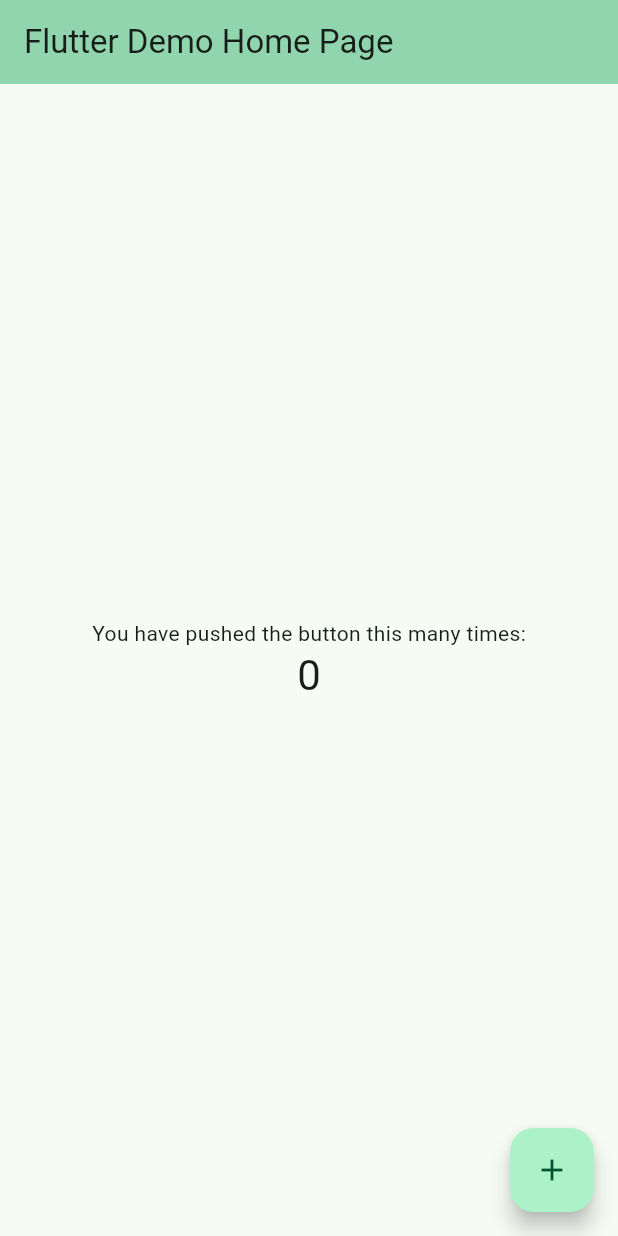
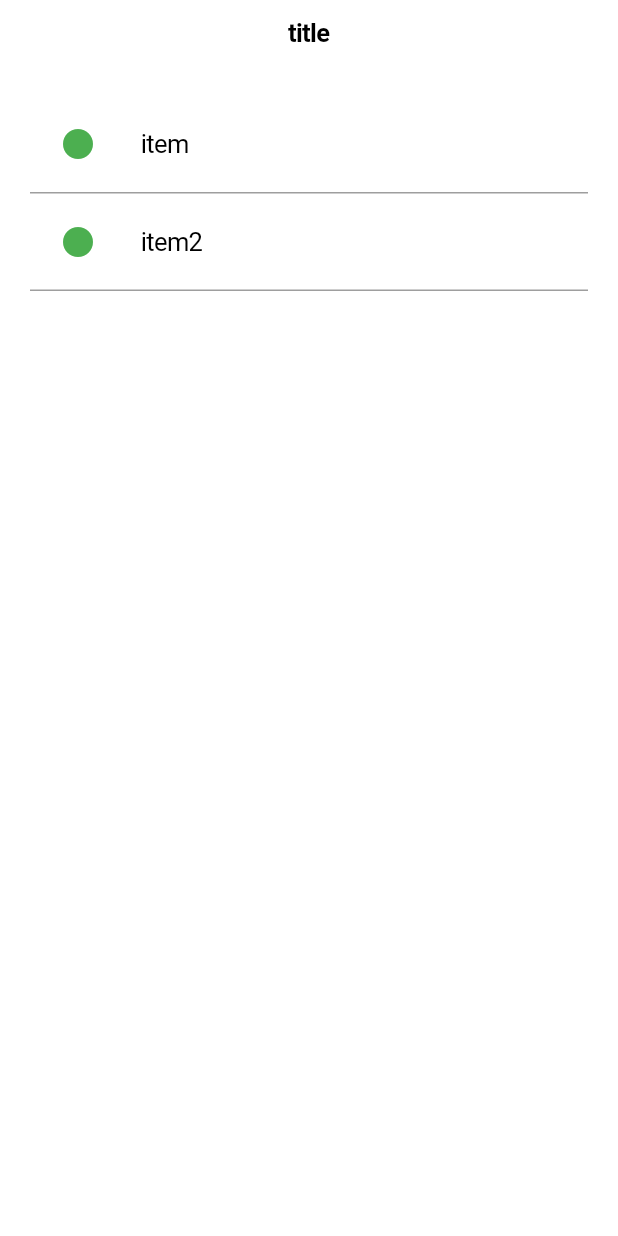
Before and after one commit to takumi3110/simpletodo, a Flutter app: the screen it shows after launch, on a phone screen of 412 x 824 dp. Run offline on Flutter 3.47's test engine with Material 3 defaults, Android fonts, the phone set to English and light mode, and no system bars.

Commit message:
add: Dismissible list

```diff
--- a/lib/main.dart
+++ b/lib/main.dart
@@ -1,4 +1,5 @@
-import 'package:flutter/material.dart';
+import 'package:flutter/cupertino.dart';
+import 'package:simpletodo/view/list_page.dart';
 
 void main() {
   runApp(const MyApp());
@@ -10,116 +11,120 @@ class MyApp extends StatelessWidget {
   // This widget is the root of your application.
   @override
   Widget build(BuildContext context) {
-    return MaterialApp(
-      title: 'Flutter Demo',
-      theme: ThemeData(
-        // This is the theme of your application.
-        //
-        // TRY THIS: Try running your application with "flutter run". You'll see
-        // the application has a purple toolbar. Then, without quitting the app,
-        // try changing the seedColor in the colorScheme below to Colors.green
-        // and then invoke "hot reload" (save your changes or press the "hot
-        // reload" button in a Flutter-supported IDE, or press "r" if you used
-        // the command line to start the app).
-        //
-        // Notice that the counter didn't reset back to zero; the application
-        // state is not lost during the reload. To reset the state, use hot
-        // restart instead.
-        //
-        // This works for code too, not just values: Most code changes can be
-        // tested with just a hot reload.
-        colorScheme: ColorScheme.fromSeed(seedColor: Colors.greenAccent),
-        useMaterial3: true,
-      ),
-      home: const MyHomePage(title: 'Flutter Demo Home Page'),
+    // return MaterialApp(
+    //   title: 'Flutter Demo',
+    //   theme: ThemeData(
+    //     // This is the theme of your application.
+    //     //
+    //     // TRY THIS: Try running your application with "flutter run". You'll see
+    //     // the application has a purple toolbar. Then, without quitting the app,
+    //     // try changing the seedColor in the colorScheme below to Colors.green
+    //     // and then invoke "hot reload" (save your changes or press the "hot
+    //     // reload" button in a Flutter-supported IDE, or press "r" if you used
+    //     // the command line to start the app).
+    //     //
+    //     // Notice that the counter didn't reset back to zero; the application
+    //     // state is not lost during the reload. To reset the state, use hot
+    //     // restart instead.
+    //     //
+    //     // This works for code too, not just values: Most code changes can be
+    //     // tested with just a hot reload.
+    //     colorScheme: ColorScheme.fromSeed(seedColor: Colors.greenAccent),
+    //     useMaterial3: true,
+    //   ),
+    //   home: const MyHomePage(title: 'Flutter Demo Home Page'),
+    // );
+    return const CupertinoApp(
+      title: 'simpleTodo',
+      home: ListPage(),
     );
   }
 }
 
-class MyHomePage extends StatefulWidget {
-  const MyHomePage({super.key, required this.title});
-
-  // This widget is the home page of your application. It is stateful, meaning
-  // that it has a State object (defined below) that contains fields that affect
-  // how it looks.
-
-  // This class is the configuration for the state. It holds the values (in this
-  // case the title) provided by the parent (in this case the App widget) and
-  // used by the build method of the State. Fields in a Widget subclass are
-  // always marked "final".
-
-  final String title;
-
-  @override
-  State<MyHomePage> createState() => _MyHomePageState();
-}
-
-class _MyHomePageState extends State<MyHomePage> {
-  int _counter = 0;
-
-  void _incrementCounter() {
-    setState(() {
-      // This call to setState tells the Flutter framework that something has
-      // changed in this State, which causes it to rerun the build method below
-      // so that the display can reflect the updated values. If we changed
-      // _counter without calling setState(), then the build method would not be
-      // called again, and so nothing would appear to happen.
-      _counter++;
-    });
-  }
-
-  @override
-  Widget build(BuildContext context) {
-    // This method is rerun every time setState is called, for instance as done
-    // by the _incrementCounter method above.
-    //
-    // The Flutter framework has been optimized to make rerunning build methods
-    // fast, so that you can just rebuild anything that needs updating rather
-    // than having to individually change instances of widgets.
-    return Scaffold(
-      appBar: AppBar(
-        // TRY THIS: Try changing the color here to a specific color (to
-        // Colors.amber, perhaps?) and trigger a hot reload to see the AppBar
-        // change color while the other colors stay the same.
-        backgroundColor: Theme.of(context).colorScheme.inversePrimary,
-        // Here we take the value from the MyHomePage object that was created by
-        // the App.build method, and use it to set our appbar title.
-        title: Text(widget.title),
-      ),
-      body: Center(
-        // Center is a layout widget. It takes a single child and positions it
-        // in the middle of the parent.
-        child: Column(
-          // Column is also a layout widget. It takes a list of children and
-          // arranges them vertically. By default, it sizes itself to fit its
-          // children horizontally, and tries to be as tall as its parent.
-          //
-          // Column has various properties to control how it sizes itself and
-          // how it positions its children. Here we use mainAxisAlignment to
-          // center the children vertically; the main axis here is the vertical
-          // axis because Columns are vertical (the cross axis would be
-          // horizontal).
-          //
-          // TRY THIS: Invoke "debug painting" (choose the "Toggle Debug Paint"
-          // action in the IDE, or press "p" in the console), to see the
-          // wireframe for each widget.
-          mainAxisAlignment: MainAxisAlignment.center,
-          children: <Widget>[
-            const Text(
-              'You have pushed the button this many times:',
-            ),
-            Text(
-              '$_counter',
-              style: Theme.of(context).textTheme.headlineMedium,
-            ),
-          ],
-        ),
-      ),
-      floatingActionButton: FloatingActionButton(
-        onPressed: _incrementCounter,
-        tooltip: 'Increment',
-        child: const Icon(Icons.add),
-      ), // This trailing comma makes auto-formatting nicer for build methods.
-    );
-  }
-}
+// class RootPage extends StatefulWidget {
+//   const RootPage({super.key, required this.title});
+//
+//   // This widget is the home page of your application. It is stateful, meaning
+//   // that it has a State object (defined below) that contains fields that affect
+//   // how it looks.
+//
+//   // This class is the configuration for the state. It holds the values (in this
+//   // case the title) provided by the parent (in this case the App widget) and
+//   // used by the build method of the State. Fields in a Widget subclass are
+//   // always marked "final".
+//
+//   final String title;
+//
+//   @override
+//   State<RootPage> createState() => _RootPageState();
+// }
+//
+// class _RootPageState extends State<RootPage> {
+//   int _counter = 0;
+//
+//   void _incrementCounter() {
+//     setState(() {
+//       // This call to setState tells the Flutter framework that something has
+//       // changed in this State, which causes it to rerun the build method below
+//       // so that the display can reflect the updated values. If we changed
+//       // _counter without calling setState(), then the build method would not be
+//       // called again, and so nothing would appear to happen.
+//       _counter++;
+//     });
+//   }
+//
+//   @override
+//   Widget build(BuildContext context) {
+//     // This method is rerun every time setState is called, for instance as done
+//     // by the _incrementCounter method above.
+//     //
+//     // The Flutter framework has been optimized to make rerunning build methods
+//     // fast, so that you can just rebuild anything that needs updating rather
+//     // than having to individually change instances of widgets.
+//     return Scaffold(
+//       appBar: AppBar(
+//         // TRY THIS: Try changing the color here to a specific color (to
+//         // Colors.amber, perhaps?) and trigger a hot reload to see the AppBar
+//         // change color while the other colors stay the same.
+//         backgroundColor: Theme.of(context).colorScheme.inversePrimary,
+//         // Here we take the value from the MyHomePage object that was created by
+//         // the App.build method, and use it to set our appbar title.
+//         title: Text(widget.title),
+//       ),
+//       body: Center(
+//         // Center is a layout widget. It takes a single child and positions it
+//         // in the middle of the parent.
+//         child: Column(
+//           // Column is also a layout widget. It takes a list of children and
+//           // arranges them vertically. By default, it sizes itself to fit its
+//           // children horizontally, and tries to be as tall as its parent.
+//           //
+//           // Column has various properties to control how it sizes itself and
+//           // how it positions its children. Here we use mainAxisAlignment to
+//           // center the children vertically; the main axis here is the vertical
+//           // axis because Columns are vertical (the cross axis would be
+//           // horizontal).
+//           //
+//           // TRY THIS: Invoke "debug painting" (choose the "Toggle Debug Paint"
+//           // action in the IDE, or press "p" in the console), to see the
+//           // wireframe for each widget.
+//           mainAxisAlignment: MainAxisAlignment.center,
+//           children: <Widget>[
+//             const Text(
+//               'You have pushed the button this many times:',
+//             ),
+//             Text(
+//               '$_counter',
+//               style: Theme.of(context).textTheme.headlineMedium,
+//             ),
+//           ],
+//         ),
+//       ),
+//       floatingActionButton: FloatingActionButton(
+//         onPressed: _incrementCounter,
+//         tooltip: 'Increment',
+//         child: const Icon(Icons.add),
+//       ), // This trailing comma makes auto-formatting nicer for build methods.
+//     );
+//   }
+// }
--- a/lib/model/list.dart
+++ /dev/null
@@ -1,19 +0,0 @@
-import 'package:cloud_firestore/cloud_firestore.dart';
-
-class List {
-  String title;
-  String item;
-  String? description;
-  Timestamp createdDate;
-  Timestamp updatedDate;
-  Timestamp? completedDate;
-
-  List({
-    required this.title,
-    required this.item,
-    this.description,
-    required this.createdDate,
-    required this.updatedDate,
-    this.completedDate
-});
-}
--- /dev/null
+++ b/lib/model/todo.dart
@@ -0,0 +1,22 @@
+// import 'package:cloud_firestore/cloud_firestore.dart';
+
+class Todo {
+  String title;
+  List<String> item;
+  String? description;
+  DateTime createdDate;
+  DateTime updatedDate;
+  DateTime? completedDate;
+  // Timestamp createdDate;
+  // Timestamp updatedDate;
+  // Timestamp? completedDate;
+
+  Todo({
+    required this.title,
+    required this.item,
+    this.description,
+    required this.createdDate,
+    required this.updatedDate,
+    this.completedDate
+});
+}
--- /dev/null
+++ b/lib/view/list_page.dart
@@ -0,0 +1,94 @@
+import 'package:flutter/cupertino.dart';
+import 'package:flutter/material.dart';
+import 'package:simpletodo/model/todo.dart';
+
+class ListPage extends StatefulWidget {
+  const ListPage({super.key});
+
+  @override
+  State<ListPage> createState() => _ListPageState();
+}
+
+class _ListPageState extends State<ListPage> {
+  List<int> clickedList = [];
+
+  final todo = Todo(
+      title: 'title',
+      item: [
+        'item',
+        'item2'
+      ],
+      createdDate: DateTime.now(),
+      updatedDate: DateTime.now()
+  );
+
+
+  @override
+  Widget build(BuildContext context) {
+    return CupertinoPageScaffold(
+      navigationBar: CupertinoNavigationBar(
+        middle: Text(todo.title),
+      ),
+        child: SafeArea(
+          child: Padding(
+            padding: const EdgeInsets.all(20.0),
+            child: ListView.builder(
+              shrinkWrap: true,
+              itemCount: todo.item.length,
+                itemBuilder: (context, index) {
+                  return Column(
+                    children: [
+                      Dismissible(
+                        key: Key(todo.item[index]),
+                        direction: DismissDirection.startToEnd,
+                        background: Container(
+                            color: Colors.grey,
+                          padding: const EdgeInsets.symmetric(horizontal: 8),
+                          child: const Align(
+                            alignment: Alignment.centerLeft,
+                              child: Padding(
+                                padding: EdgeInsets.all(8.0),
+                                child: Icon(Icons.delete_outline_rounded, color: Colors.white, size: 32,),
+                              )
+                          ),
+                        ),
+                        onDismissed: (direction) {
+                          todo.completedDate = DateTime.now();
+                        },
+                        child: Container(
+                          padding: const EdgeInsets.all(20),
+                          decoration: const BoxDecoration(
+                            border: Border(
+                              bottom: BorderSide(width: 1, color: Colors.grey)
+                            )
+                          ),
+                          child: Row(
+                            mainAxisAlignment: MainAxisAlignment.start,
+                            children: [
+                              GestureDetector(
+                                onTap: () {
+                                  setState(() {
+                                    clickedList.contains(index) ? clickedList.remove(index): clickedList.add(index);
+                                  });
+                                },
+                                child: Icon(
+                                  clickedList.contains(index) ? Icons.circle_outlined: Icons.circle,
+                                  size: 24,
+                                  color: Colors.green,
+                                ),
+                              ),
+                              const SizedBox(width: 30,),
+                              Text(todo.item[index]),
+                            ],
+                          ),
+                        ),
+                      ),
+                      // const Divider()
+                    ],
+                  );
+            }),
+          ),
+        )
+    );
+  }
+}
```
Also changed, not shown: 3 other files.
